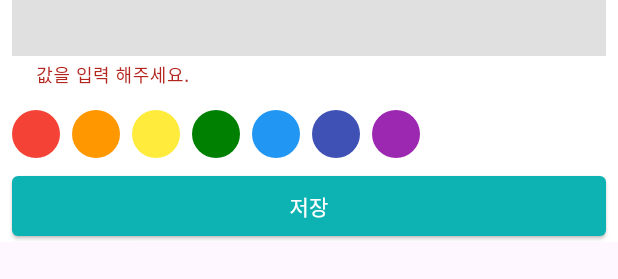
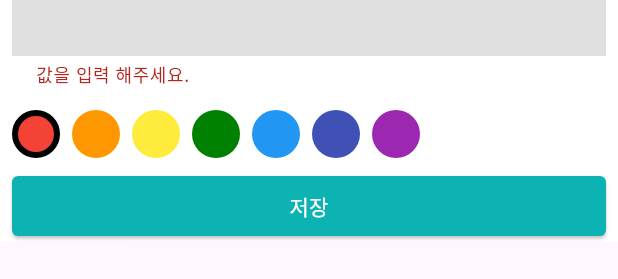
Before and after one commit to hommehyuk/calendar_scheduler, a Flutter app: the ScheduleBottomSheet widget shown alone on an empty page, opened directly, on a phone screen of 412 x 824 dp. Shown: the part 376-655 px from the top of the screen. Run offline on Flutter 3.47's test engine with Material 3 defaults, Android fonts, the phone set to English and light mode, and no system bars; our stand-ins replace drift, get_it, table_calendar; accounts and stored records are empty; generated files the repository leaves out were written again.

Commit message:
색상 상태관리

```diff
--- a/lib/component/schedule_bottom_sheet.dart
+++ b/lib/component/schedule_bottom_sheet.dart
@@ -21,6 +21,7 @@ class _ScheduleBottomSheetState extends State<ScheduleBottomSheet> {
   int? startTime;
   int? endTime;
   String? content;
+  int? selectedColorId;
 
   @override
   Widget build(BuildContext context) {
@@ -63,19 +64,22 @@ class _ScheduleBottomSheetState extends State<ScheduleBottomSheet> {
                   FutureBuilder<List<CategoryColor>>(
                     future: GetIt.I<LocalDatabase>().getCategoryColors(),
                     builder: (context, snapshot) {
+                      if (snapshot.hasData &&
+                          selectedColorId == null &&
+                          snapshot.data!.isNotEmpty) {
+                        selectedColorId = snapshot.data![0].id;
+                      }
+
                       return _ColorPicker(
-                        colors: snapshot.hasData
-                            ? snapshot.data!
-                                .map(
-                                  (e) => Color(
-                                    int.parse(
-                                      'FF${e.hexCode}',
-                                      radix: 16,
-                                    ),
-                                  ),
-                                )
-                                .toList()
-                            : [],
+                        colors: snapshot.hasData ? snapshot.data! : [],
+                        selectedColorId: selectedColorId!,
+                        colorIdSetter: (int id) {
+                          setState(
+                            () {
+                              selectedColorId = id;
+                            },
+                          );
+                        },
                       );
                     },
                   ),
@@ -165,11 +169,17 @@ class _Content extends StatelessWidget {
   }
 }
 
+typedef ColorIdSetter = Function(int id);
+
 class _ColorPicker extends StatelessWidget {
-  final List<Color> colors;
+  final List<CategoryColor> colors;
+  final int selectedColorId;
+  final ColorIdSetter colorIdSetter;
 
   const _ColorPicker({
     required this.colors,
+    required this.selectedColorId,
+    required this.colorIdSetter,
     super.key,
   });
 
@@ -178,15 +188,38 @@ class _ColorPicker extends StatelessWidget {
     return Wrap(
       spacing: 8.0,
       runSpacing: 10.0,
-      children: colors.map((e) => renderColor(e)).toList(),
+      children: colors
+          .map(
+            (e) => GestureDetector(
+              onTap: () {
+                colorIdSetter(e.id);
+              },
+              child: renderColor(
+                e,
+                selectedColorId == e.id,
+              ),
+            ),
+          )
+          .toList(),
     );
   }
 
-  Widget renderColor(Color color) {
+  Widget renderColor(CategoryColor color, bool isSelected) {
     return Container(
       decoration: BoxDecoration(
         shape: BoxShape.circle,
-        color: color,
+        color: Color(
+          int.parse(
+            'FF${color.hexCode}',
+            radix: 16,
+          ),
+        ),
+        border: isSelected
+            ? Border.all(
+                color: Colors.black,
+                width: 4.0,
+              )
+            : null,
       ),
       width: 32.0,
       height: 32.0,
```
